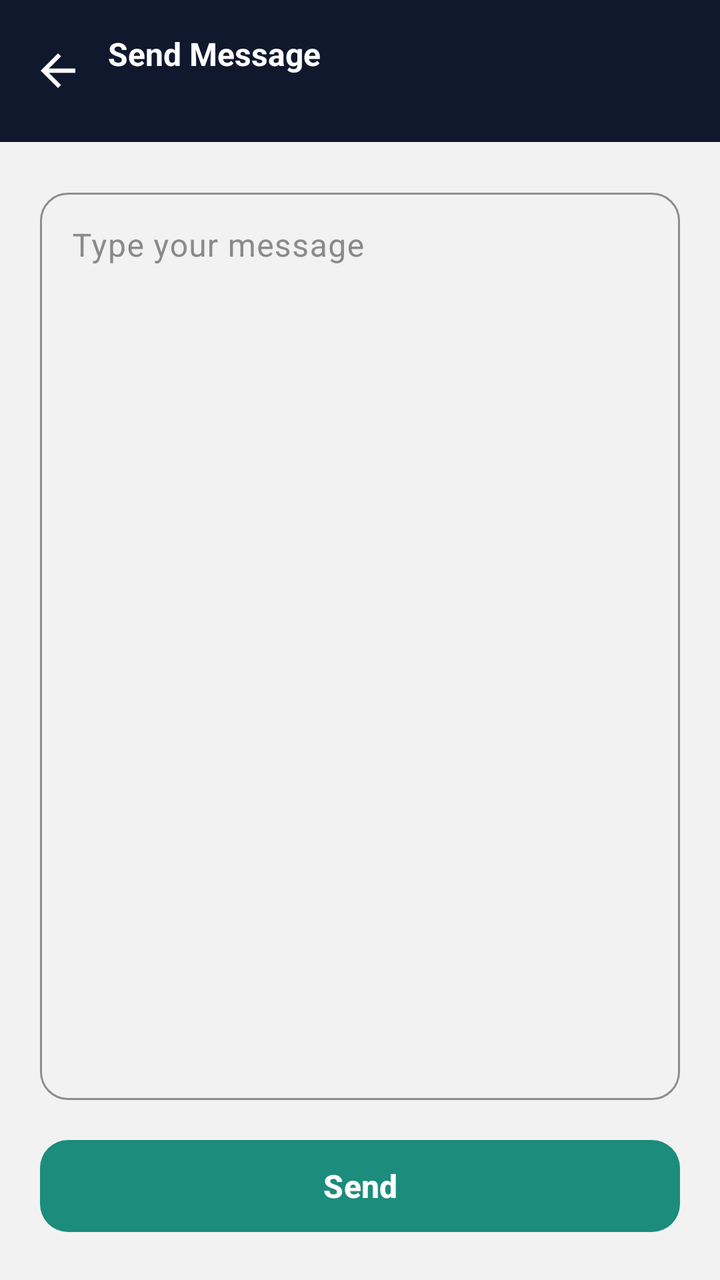
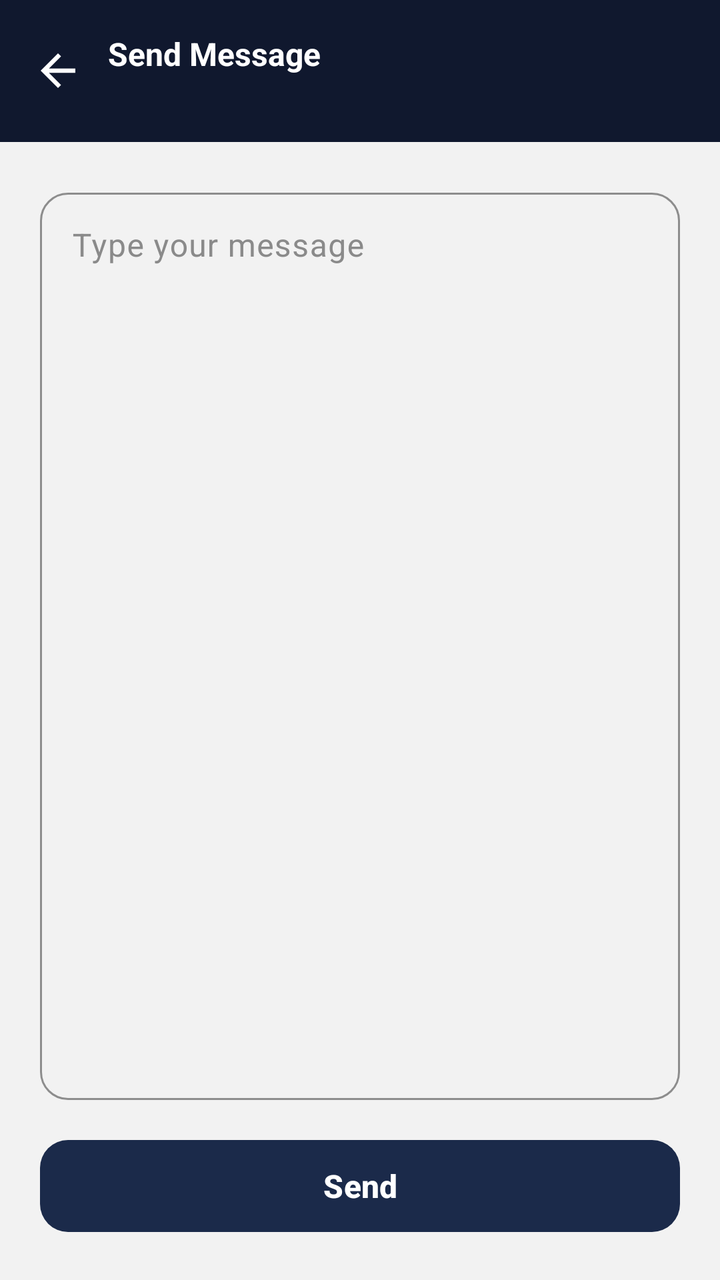

An Android layout rendered at two revisions. The XML below is the earlier revision; the diff shows what the commit changed to produce the second picture.
<!-- AndroidManifest.xml: application theme Theme.HairGo -->
<!-- res/layout/activity_send_message.xml -->
<LinearLayout xmlns:android="http://schemas.android.com/apk/res/android"
    xmlns:app="http://schemas.android.com/apk/res-auto"
    android:layout_width="match_parent"
    android:layout_height="match_parent"
    android:orientation="vertical"
    android:background="@color/grey_light">

    <LinearLayout
        android:layout_width="match_parent"
        android:layout_height="wrap_content"
        android:background="@color/navy_dark"
        android:orientation="horizontal"
        android:gravity="center_vertical"
        android:paddingHorizontal="16dp"
        android:paddingVertical="16dp">

        <ImageView
            android:id="@+id/btnBack"
            android:layout_width="26dp"
            android:layout_height="26dp"
            android:src="@drawable/ic_back_arrow"
            app:tint="@android:color/white"
            android:background="?attr/selectableItemBackgroundBorderless"
            android:clickable="true"
            android:focusable="true"/>

        <LinearLayout
            android:layout_width="wrap_content"
            android:layout_height="wrap_content"
            android:layout_marginStart="12dp"
            android:orientation="vertical">

            <TextView
                android:layout_width="wrap_content"
                android:layout_height="wrap_content"
                android:text="Send Message"
                android:textColor="@android:color/white"
                android:textSize="16sp"
                android:textStyle="bold"/>

            <TextView
                android:id="@+id/tvRecipient"
                android:layout_width="wrap_content"
                android:layout_height="wrap_content"
                android:textColor="@android:color/white"
                android:alpha="0.8"
                android:textSize="12.5sp"/>
        </LinearLayout>
    </LinearLayout>

    <LinearLayout
        android:layout_width="match_parent"
        android:layout_height="0dp"
        android:layout_weight="1"
        android:orientation="vertical"
        android:padding="20dp">

        <com.google.android.material.textfield.TextInputLayout
            android:id="@+id/tilMessage"
            style="@style/Widget.Material3.TextInputLayout.OutlinedBox"
            android:layout_width="match_parent"
            android:layout_height="0dp"
            android:layout_weight="1"
            android:hint="Type your message"
            app:boxStrokeColor="@color/teal_primary"
            app:hintTextColor="@color/teal_primary"
            app:boxCornerRadiusTopStart="14dp"
            app:boxCornerRadiusTopEnd="14dp"
            app:boxCornerRadiusBottomStart="14dp"
            app:boxCornerRadiusBottomEnd="14dp"
            android:layout_marginBottom="16dp">

            <com.google.android.material.textfield.TextInputEditText
                android:id="@+id/etMessage"
                android:layout_width="match_parent"
                android:layout_height="match_parent"
                android:inputType="textMultiLine"
                android:gravity="top"/>
        </com.google.android.material.textfield.TextInputLayout>

        <com.google.android.material.button.MaterialButton
            android:id="@+id/btnSend"
            android:layout_width="match_parent"
            android:layout_height="54dp"
            android:text="Send"
            android:textAllCaps="false"
            android:textSize="16sp"
            android:textStyle="bold"
            app:cornerRadius="14dp"
            app:backgroundTint="@color/teal_primary"
            app:elevation="0dp"/>

    </LinearLayout>
</LinearLayout>
<!-- resources referenced by this layout -->
<resources>
  <color name="grey_light">#F2F2F2</color>
  <color name="navy_dark">#10182E</color>
  <color name="teal_primary">#1C8C7C</color>
  <!-- drawable ic_back_arrow (drawable) -->
  <vector xmlns:android="http://schemas.android.com/apk/res/android"
      android:width="24dp" android:height="24dp"
      android:viewportWidth="24" android:viewportHeight="24">
      <path android:fillColor="#FFFFFFFF"
          android:pathData="M20,11H7.83l5.59,-5.59L12,4l-8,8 8,8 1.41,-1.41L7.83,13H20v-2z"/>
  </vector>
  <style name="Theme.HairGo" parent="Base.Theme.HairGo">
          <item name="snackbarStyle">@style/Widget.HairGo.Snackbar</item>
      </style>
  <style name="Base.Theme.HairGo" parent="Theme.Material3.DayNight.NoActionBar">
          <item name="colorPrimary">@color/teal</item>
          <item name="colorOnPrimary">@color/white</item>
          <item name="colorSurface">@color/surface</item>
          <item name="colorOnSurface">@color/text_primary</item>
          <item name="colorSurfaceVariant">@color/grey_light</item>
          <item name="colorOnSurfaceVariant">@color/grey_medium</item>
          <item name="colorOutline">@color/grey_border</item>
          <item name="android:colorBackground">@color/grey_light</item>
      </style>
  <style name="Widget.HairGo.Snackbar" parent="Widget.Material3.Snackbar">
          <item name="backgroundTint">@color/navy</item>
          <item name="android:textColor">@color/white</item>
          <item name="shapeAppearanceOverlay">@style/ShapeAppearanceOverlay.HairGo_Snackbar</item>
      </style>
  <color name="teal">#14B8A6</color>
  <color name="white">#FFFFFF</color>
  <color name="surface">#FFFFFF</color>
  <color name="text_primary">#1A1A1A</color>
  <color name="grey_medium">#8A8A8A</color>
  <color name="grey_border">#E0E0E0</color>
  <color name="navy">#1B2A4A</color>
  <style name="ShapeAppearanceOverlay.HairGo_Snackbar" parent="">
          <item name="cornerFamily">rounded</item>
          <item name="cornerSize">16dp</item>
      </style>
</resources>

<!-- the commit's change to res/layout/activity_send_message.xml (unified diff, before → after) -->
@@ -87,7 +87,7 @@
             android:textSize="16sp"
             android:textStyle="bold"
             app:cornerRadius="14dp"
-            app:backgroundTint="@color/teal_primary"
+            app:backgroundTint="@color/navy_primary"
             app:elevation="0dp"/>
 
     </LinearLayout>
<!-- resource entries referenced after the edit -->
@@ -2,6 +2,7 @@
 <resources>
   <color name="grey_light">#F2F2F2</color>
   <color name="navy_dark">#10182E</color>
+  <color name="navy_primary">#1B2A4A</color>
   <color name="teal_primary">#1C8C7C</color>
   <!-- drawable ic_back_arrow (drawable) -->
   <vector xmlns:android="http://schemas.android.com/apk/res/android"
